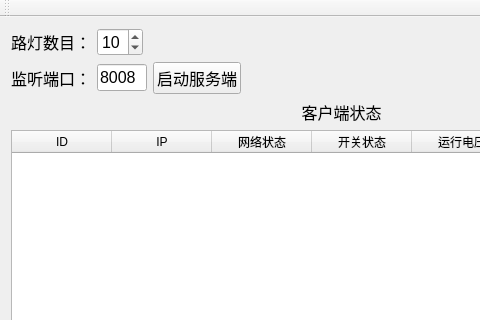
This is LightDetection/Server/Server.ui in myzhyu/LightDetection as Qt 5 draws it before an edit; both pictures show x 0 to 480 and y 0 to 320 of the 1020 by 552 pixel window. The edited form follows.
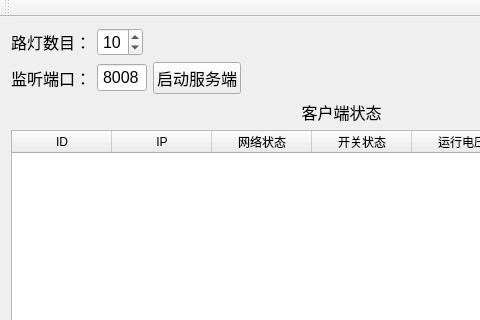
This is the edited form.

```diff
--- a/LightDetection/Server/Server.ui
+++ b/LightDetection/Server/Server.ui
@@ -39,6 +39,9 @@
           <pointsize>12</pointsize>
          </font>
         </property>
+        <property name="alignment">
+         <set>Qt::AlignCenter</set>
+        </property>
         <property name="maximum">
          <number>20</number>
         </property>
@@ -95,6 +98,9 @@
         <property name="text">
          <string>8008</string>
         </property>
+        <property name="alignment">
+         <set>Qt::AlignCenter</set>
+        </property>
        </widget>
       </item>
       <item>
```
Left out of the diff: 14 changed lines with no effect on the pictures.
